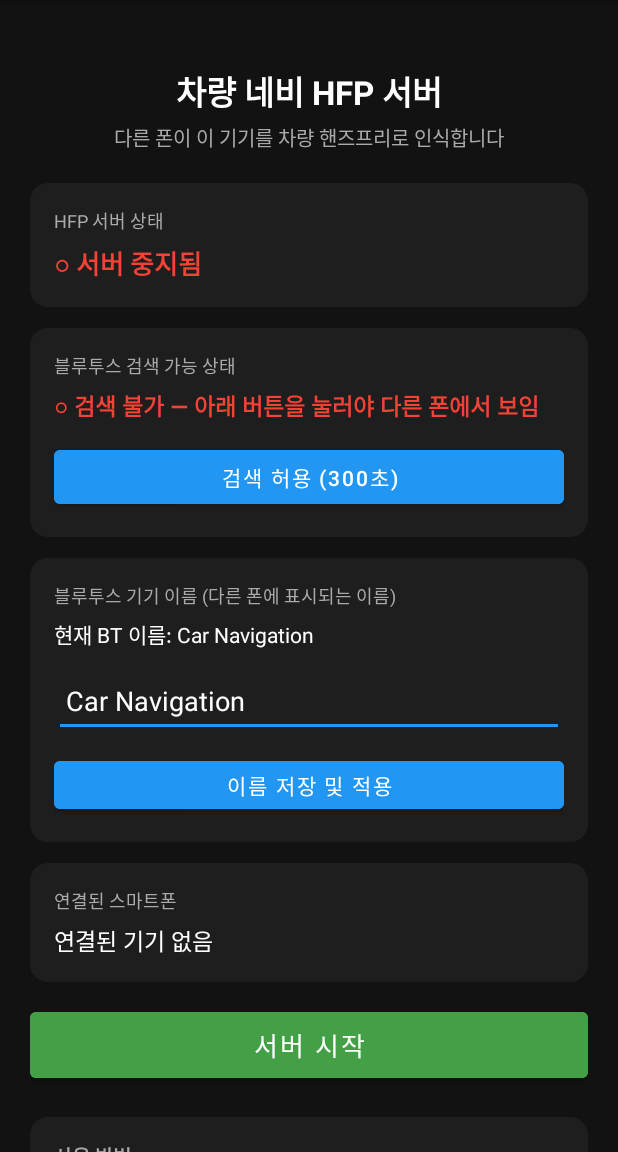
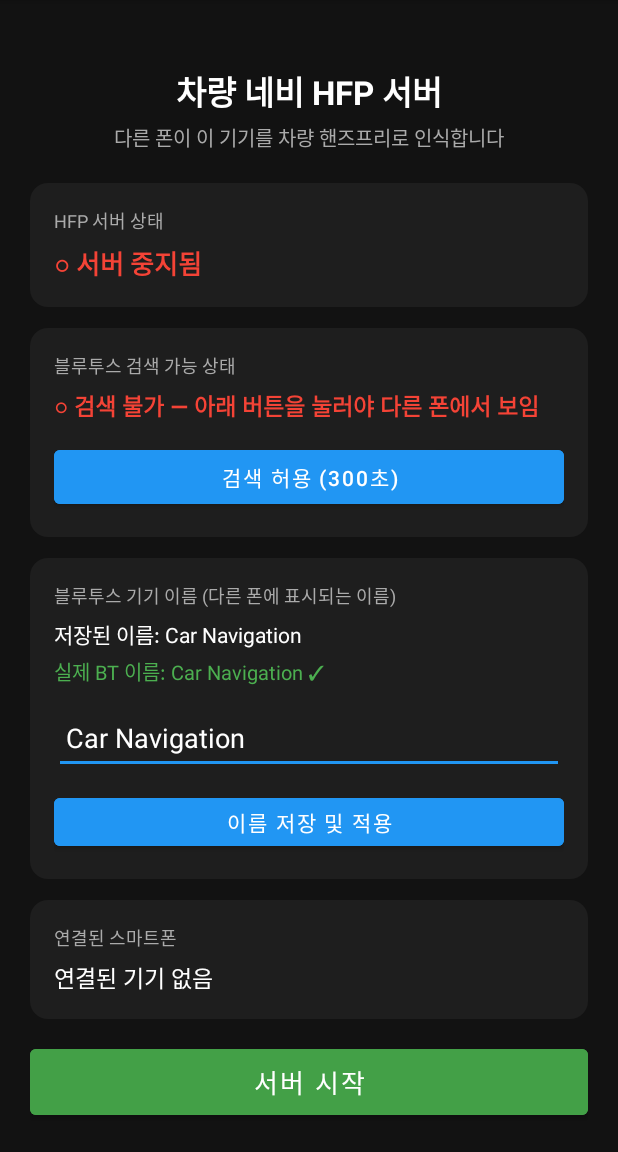
Before and after one commit to eyou2020/eyou2020.github.io, an Android app: the screen it shows after launch (MainActivity), after a tap on "이름 저장 및 적용", on a phone screen of 412 x 824 dp, the part 84-1236 px from its top. Run offline under Robolectric (Android 15) with nearby library versions, the phone set to English and light mode, and no system bars; 1 other tap on this screen came first.

Commit message:
Show actual BT name vs saved name, fix discoverable feedback
문제: BT 이름 변경 실패 시 원래 이름으로 검색됨. 사용자가 어떤
     이름을 찾아야 하는지 몰라 기기를 못 찾는 상황.

수정:
- 저장된 이름 vs 실제 BT 이름 구분 표시
  → 불일치 시 "실제 BT 이름: Samsung ⚠ (다른 폰에서 이 이름으로 보임)"
- registerForActivityResult 로 검색 허용 결과 수신
  → 허용 시: "다른 폰에서 'X' 이름으로 검색하세요" Toast
  → 취소 시: "검색 허용 취소됨" Toast
- 서비스 시작 전 applyBtNameIfPermitted() 먼저 호출
- 권한 허용 직후 BT 이름 변경 재시도

https://claude.ai/code/session_01SXp1aekTRAquQvqmnwP5zF

```diff
--- a/android-car-nav/app/src/main/java/com/carnav/app/MainActivity.kt
+++ b/android-car-nav/app/src/main/java/com/carnav/app/MainActivity.kt
@@ -1,5 +1,6 @@
 package com.carnav.app
 
+import android.app.Activity
 import android.bluetooth.BluetoothAdapter
 import android.bluetooth.BluetoothManager
 import android.content.*
@@ -10,6 +11,7 @@ import android.os.Handler
 import android.os.Looper
 import android.view.inputmethod.InputMethodManager
 import android.widget.*
+import androidx.activity.result.contract.ActivityResultContracts
 import androidx.appcompat.app.AppCompatActivity
 import androidx.core.app.ActivityCompat
 import androidx.core.content.ContextCompat
@@ -20,12 +22,13 @@ class MainActivity : AppCompatActivity() {
     private lateinit var tvDiscoverableStatus: TextView
     private lateinit var btnRequestDiscoverable: Button
     private lateinit var tvCurrentName: TextView
+    private lateinit var tvActualBtName: TextView
     private lateinit var etDeviceName: EditText
     private lateinit var btnSaveName: Button
     private lateinit var btnToggleService: Button
     private lateinit var tvConnectedList: TextView
 
-    // 서비스 연결/해제 이벤트 수신
+    // 서비스 이벤트 수신 (Android 14+: RECEIVER_NOT_EXPORTED 필수)
     private val eventReceiver = object : BroadcastReceiver() {
         override fun onReceive(context: Context, intent: Intent) {
             when (intent.action) {
@@ -35,13 +38,35 @@ class MainActivity : AppCompatActivity() {
         }
     }
 
-    // 5초마다 검색 가능 상태를 갱신 (타임아웃 반영)
+    // 5초마다 Discoverable 상태 갱신 (타임아웃 반영)
     private val refreshHandler = Handler(Looper.getMainLooper())
     private val periodicRefresh = object : Runnable {
         override fun run() {
             refreshUI()
             refreshHandler.postDelayed(this, 5_000)
         }
+    }
+
+    // ACTION_REQUEST_DISCOVERABLE 결과 수신
+    // → 사용자가 허용했을 때 실제 BT 이름을 Toast로 알려줌
+    private val discoverableResult = registerForActivityResult(
+        ActivityResultContracts.StartActivityForResult()
+    ) { result ->
+        if (result.resultCode != Activity.RESULT_CANCELED) {
+            val name = getActualBtName()
+            Toast.makeText(
+                this,
+                "검색 허용됨!\n다른 폰에서 \"$name\" 이름으로 검색하세요",
+                Toast.LENGTH_LONG
+            ).show()
+        } else {
+            Toast.makeText(
+                this,
+                "검색 허용 취소됨 — 다른 폰에서 이 기기가 보이지 않습니다.\n[검색 허용] 버튼을 다시 눌러주세요.",
+                Toast.LENGTH_LONG
+            ).show()
+        }
+        refreshUI()
     }
 
     override fun onCreate(savedInstanceState: Bundle?) {
@@ -52,6 +77,7 @@ class MainActivity : AppCompatActivity() {
         tvDiscoverableStatus   = findViewById(R.id.tv_discoverable_status)
         btnRequestDiscoverable = findViewById(R.id.btn_request_discoverable)
         tvCurrentName          = findViewById(R.id.tv_current_name)
+        tvActualBtName         = findViewById(R.id.tv_actual_bt_name)
         etDeviceName           = findViewById(R.id.et_device_name)
         btnSaveName            = findViewById(R.id.btn_save_name)
         btnToggleService       = findViewById(R.id.btn_toggle_service)
@@ -63,7 +89,6 @@ class MainActivity : AppCompatActivity() {
         btnToggleService.setOnClickListener { toggleService() }
         btnRequestDiscoverable.setOnClickListener { requestDiscoverable() }
 
-        // Android 14+(targetSdk 34+): RECEIVER_NOT_EXPORTED 필수
         ContextCompat.registerReceiver(
             this,
             eventReceiver,
@@ -80,7 +105,7 @@ class MainActivity : AppCompatActivity() {
     override fun onResume() {
         super.onResume()
         refreshUI()
-        refreshHandler.post(periodicRefresh)   // 검색 가능 상태 주기적 갱신
+        refreshHandler.post(periodicRefresh)
     }
 
     override fun onPause() {
@@ -119,21 +144,48 @@ class MainActivity : AppCompatActivity() {
         requestCode: Int, permissions: Array<out String>, grantResults: IntArray
     ) {
         super.onRequestPermissionsResult(requestCode, permissions, grantResults)
-        if (requestCode == 100) refreshUI()
+        if (requestCode == 100) {
+            refreshUI()
+            // 권한 허용 직후 이름 변경 재시도
+            applyBtNameIfPermitted()
+        }
     }
 
     // ──────────────────────────────────────────────────────────────────────────
-    // 검색 가능(Discoverable) 모드 요청
+    // BT 이름 변경 (권한 확인 후)
+    // ──────────────────────────────────────────────────────────────────────────
+
+    private fun applyBtNameIfPermitted() {
+        if (Build.VERSION.SDK_INT >= Build.VERSION_CODES.S &&
+            !hasPermission(android.Manifest.permission.BLUETOOTH_CONNECT)) return
+        try {
+            val adapter = (getSystemService(Context.BLUETOOTH_SERVICE) as BluetoothManager).adapter
+            val wanted = PrefsHelper.getDeviceName(this)
+            if (adapter.name != wanted) {
+                adapter.name = wanted
+            }
+        } catch (_: Exception) { }
+        refreshUI()
+    }
+
+    // ──────────────────────────────────────────────────────────────────────────
+    // 실제 블루투스 어댑터 이름 조회
+    // ──────────────────────────────────────────────────────────────────────────
+
+    private fun getActualBtName(): String = try {
+        (getSystemService(Context.BLUETOOTH_SERVICE) as BluetoothManager).adapter.name ?: "읽기 실패"
+    } catch (_: Exception) { "권한 없음" }
+
+    // ──────────────────────────────────────────────────────────────────────────
+    // 검색 가능(Discoverable) 요청
     // ──────────────────────────────────────────────────────────────────────────
 
     private fun requestDiscoverable() {
-        // ACTION_REQUEST_DISCOVERABLE: 시스템 다이얼로그를 띄워 검색 허용 요청
-        // duration=300 → 300초(5분) 동안 다른 폰의 BT 스캔에 이 기기가 표시됨
-        // duration=0   → 무제한 (일부 기기에서 허용)
-        val intent = Intent(BluetoothAdapter.ACTION_REQUEST_DISCOVERABLE).apply {
-            putExtra(BluetoothAdapter.EXTRA_DISCOVERABLE_DURATION, 300)
-        }
-        startActivity(intent)
+        discoverableResult.launch(
+            Intent(BluetoothAdapter.ACTION_REQUEST_DISCOVERABLE).apply {
+                putExtra(BluetoothAdapter.EXTRA_DISCOVERABLE_DURATION, 300)
+            }
+        )
     }
 
     // ──────────────────────────────────────────────────────────────────────────
@@ -148,22 +200,26 @@ class MainActivity : AppCompatActivity() {
         }
         PrefsHelper.setDeviceName(this, newName)
 
+        // 즉시 BT 이름 변경 시도
+        val changed = try {
+            (getSystemService(Context.BLUETOOTH_SERVICE) as BluetoothManager).adapter.name = newName
+            true
+        } catch (_: Exception) { false }
+
+        (getSystemService(Context.INPUT_METHOD_SERVICE) as InputMethodManager)
+            .hideSoftInputFromWindow(etDeviceName.windowToken, 0)
+
         if (HfpServerService.isRunning) {
             stopService(Intent(this, HfpServerService::class.java))
             Handler(mainLooper).postDelayed({
                 ContextCompat.startForegroundService(this, Intent(this, HfpServerService::class.java))
                 refreshUI()
-            }, 500)
+            }, 600)
         }
 
-        try {
-            (getSystemService(Context.BLUETOOTH_SERVICE) as BluetoothManager).adapter.name = newName
-        } catch (_: Exception) { }
-
-        (getSystemService(Context.INPUT_METHOD_SERVICE) as InputMethodManager)
-            .hideSoftInputFromWindow(etDeviceName.windowToken, 0)
-
-        Toast.makeText(this, "이름 저장됨: $newName", Toast.LENGTH_SHORT).show()
+        val msg = if (changed) "이름 변경됨: $newName\n[검색 허용] 버튼으로 다시 검색 허용하세요"
+                  else "저장됨 (BT 이름 변경 실패 — 블루투스 권한을 확인하세요)"
+        Toast.makeText(this, msg, Toast.LENGTH_LONG).show()
         refreshUI()
     }
 
@@ -195,14 +251,14 @@ class MainActivity : AppCompatActivity() {
                 return
             }
 
+            // 서비스 시작 전 이름 먼저 적용
+            applyBtNameIfPermitted()
+
             ContextCompat.startForegroundService(this, Intent(this, HfpServerService::class.java))
             PrefsHelper.setServiceEnabled(this, true)
 
-            // 서비스 시작 직후 검색 허용 요청 — 다른 폰이 이 기기를 찾을 수 있게 됨
-            Handler(mainLooper).postDelayed({
-                requestDiscoverable()
-                refreshUI()
-            }, 400)
+            // 서비스 기동 후 검색 허용 요청
+            Handler(mainLooper).postDelayed({ requestDiscoverable() }, 500)
         }
     }
 
@@ -224,10 +280,10 @@ class MainActivity : AppCompatActivity() {
             btnToggleService.backgroundTintList = getColorStateList(R.color.accent_green)
         }
 
-        // 검색 가능(Discoverable) 상태
+        // 검색 가능 상태
         val isDiscoverable = try {
-            val btAdapter = (getSystemService(Context.BLUETOOTH_SERVICE) as BluetoothManager).adapter
-            btAdapter.scanMode == BluetoothAdapter.SCAN_MODE_CONNECTABLE_DISCOVERABLE
+            val adapter = (getSystemService(Context.BLUETOOTH_SERVICE) as BluetoothManager).adapter
+            adapter.scanMode == BluetoothAdapter.SCAN_MODE_CONNECTABLE_DISCOVERABLE
         } catch (_: Exception) { false }
 
         if (isDiscoverable) {
@@ -240,10 +296,19 @@ class MainActivity : AppCompatActivity() {
             btnRequestDiscoverable.text = "검색 허용 (300초)"
         }
 
-        // 기기 이름
-        tvCurrentName.text = "현재 BT 이름: ${PrefsHelper.getDeviceName(this)}"
+        // 저장된 이름 vs 실제 BT 이름
+        val savedName = PrefsHelper.getDeviceName(this)
+        val actualName = getActualBtName()
+        tvCurrentName.text = "저장된 이름: $savedName"
+        if (actualName == savedName) {
+            tvActualBtName.text = "실제 BT 이름: $actualName ✓"
+            tvActualBtName.setTextColor(getColor(R.color.status_connected))
+        } else {
+            tvActualBtName.text = "실제 BT 이름: $actualName ⚠ (다른 폰에서 이 이름으로 보임)"
+            tvActualBtName.setTextColor(getColor(R.color.kakao_color))
+        }
 
-        // 연결된 기기 목록
+        // 연결된 기기
         val devices = HfpServerService.connectedDevices
         tvConnectedList.text = if (devices.isEmpty()) "연결된 기기 없음"
         else devices.values.joinToString("\n") { "● $it" }
--- a/android-car-nav/app/src/main/res/layout/activity_main.xml
+++ b/android-car-nav/app/src/main/res/layout/activity_main.xml
@@ -116,9 +116,18 @@
                 android:id="@+id/tv_current_name"
                 android:layout_width="match_parent"
                 android:layout_height="wrap_content"
-                android:text="현재 BT 이름: Car Navigation"
+                android:text="저장된 이름: Car Navigation"
                 android:textSize="14sp"
                 android:textColor="@color/text_primary"
+                android:paddingBottom="4dp" />
+
+            <TextView
+                android:id="@+id/tv_actual_bt_name"
+                android:layout_width="match_parent"
+                android:layout_height="wrap_content"
+                android:text="실제 BT 이름: 읽는 중..."
+                android:textSize="13sp"
+                android:textColor="@color/text_secondary"
                 android:paddingBottom="10dp" />
 
             <EditText
```
